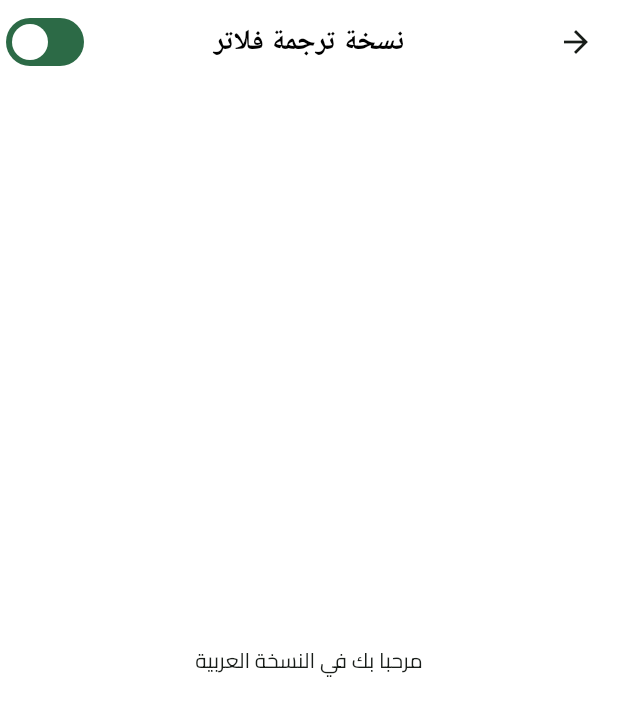
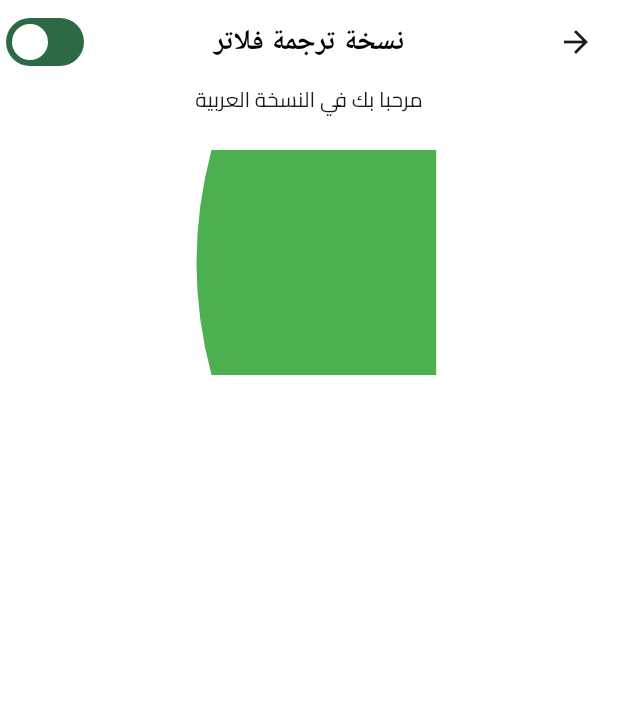
Before and after one commit to aboda97/souq_e_commerce, a Flutter app: the TestViewBody screen opened directly, on a phone screen of 412 x 824 dp. Shown: the top 716 px of the screen. Run offline on Flutter 3.47's test engine with Material 3 defaults, Android fonts, the phone set to English and light mode, and no system bars; our stand-ins replace cloud_firestore, dartz, dio, dots_indicator, firebase_auth, firebase_core and 6 more; missing offline and left inert: flutter_facebook_auth; accounts and stored records are empty.

Commit message:
make custom clip card

```diff
--- /dev/null
+++ b/lib/core/components/custom_clip_card.dart
@@ -0,0 +1,35 @@
+import 'package:flutter/material.dart';
+
+class CustomClipCard extends CustomClipper<Path> {
+  final bool isLeft;
+
+  CustomClipCard({required this.isLeft});
+
+  @override
+  Path getClip(Size size) {
+    Path path = Path();
+
+    if (isLeft) {
+      path.lineTo(20, 0);
+      path.quadraticBezierTo(0, size.height / 2, 20, size.height);
+      path.lineTo(size.width, size.height);
+      path.lineTo(size.width, 0);
+    } else {
+      path.lineTo(size.width - 20, 0);
+      path.quadraticBezierTo(
+        size.width,
+        size.height / 2,
+        size.width - 20,
+        size.height,
+      );
+      path.lineTo(0, size.height);
+      path.lineTo(0, 0);
+    }
+
+    path.close();
+    return path;
+  }
+
+  @override
+  bool shouldReclip(CustomClipper<Path> oldClipper) => true;
+}
--- a/lib/features/test_localization_feature/presentation/widgets/test_body.dart
+++ b/lib/features/test_localization_feature/presentation/widgets/test_body.dart
@@ -1,6 +1,7 @@
 import 'package:flutter/material.dart';
 import 'package:flutter_bloc/flutter_bloc.dart';
 import 'package:souq_app/constants.dart';
+import 'package:souq_app/core/components/custom_clip_card.dart';
 import 'package:souq_app/core/localization/language_cubit.dart';
 import 'package:souq_app/core/localization/language_state.dart';
 import 'package:souq_app/generated/l10n.dart';
@@ -30,7 +31,22 @@ class TestViewBody extends StatelessWidget {
       ),
       body: BlocBuilder<LanguageCubit, LanguageState>(
         builder: (context, state) {
-          return Center(child: Text(S.of(context).body));
+          return Center(
+            child: Column(
+              children: [
+                Text(S.of(context).body),
+                SizedBox(height: 24.0),
+                ClipPath(
+                  clipper: CustomClipCard(isLeft: true),
+                  child: Container(
+                    color: Colors.green,
+                    width: 170,
+                    height: 150,
+                  ),
+                ),
+              ],
+            ),
+          );
         },
       ),
     );
--- a/lib/main.dart
+++ b/lib/main.dart
@@ -12,6 +12,7 @@ import 'package:souq_app/features/best_selling_feature/presentation/views/best_s
 import 'package:souq_app/features/home_feature/presentation/views/home_view.dart';
 import 'package:souq_app/features/search_feature/presentation/views/search_view.dart';
 import 'package:souq_app/features/splash_feature/presentation/views/splash_view.dart';
+import 'package:souq_app/features/test_localization_feature/presentation/views/test.dart';
 import 'package:souq_app/firebase_options.dart';
 import 'package:souq_app/generated/l10n.dart';
 
@@ -52,6 +53,7 @@ class SouqApp extends StatelessWidget {
             //initialRoute: HomeView.routeName,
            // initialRoute: BestSellingView.routeName,
            // initialRoute: SearchView.routeName,
+
           );
         },
       ),
```
